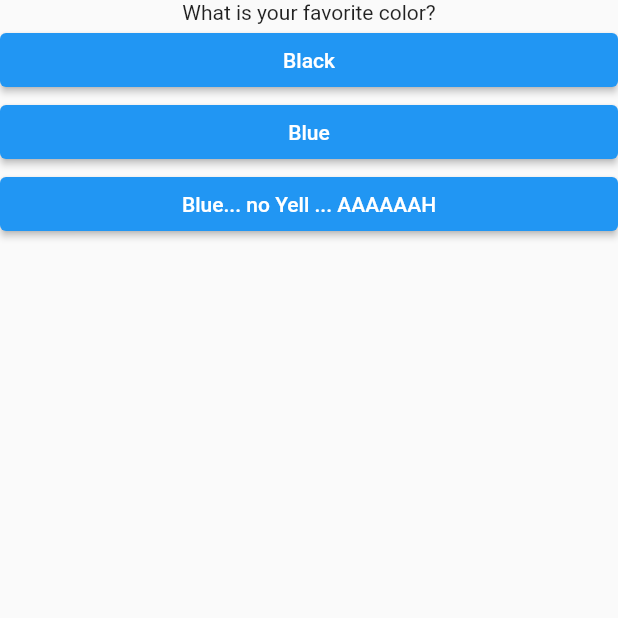
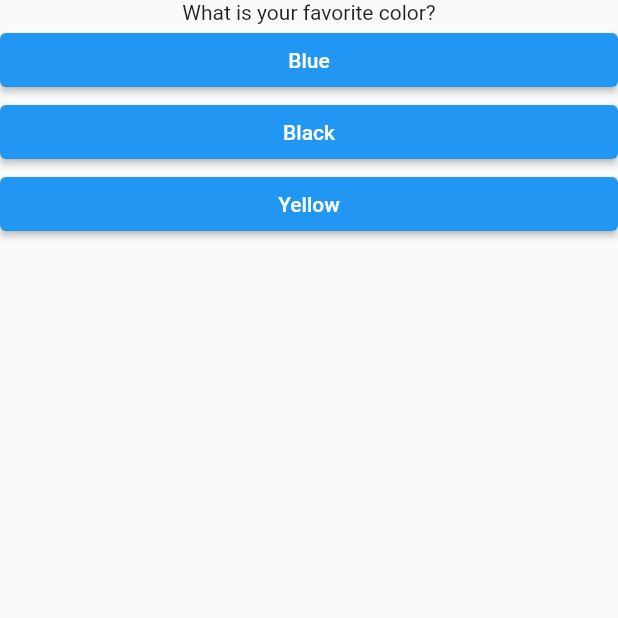
Before and after one commit to rmirabelli/flutter_class_qa2, a Flutter app: the screen it shows after launch, after a tap on "Arthur", after a tap on "To unite England", on a phone screen of 412 x 824 dp, the top half of it. Run offline on Flutter 3.47's test engine with Material 2 defaults, Android fonts, the phone set to English and light mode, and no system bars.

Commit message:
Fixed bug

```diff
--- a/lib/main.dart
+++ b/lib/main.dart
@@ -1,6 +1,8 @@
 import 'package:flutter/material.dart';
 import 'package:qa_session_2/answer.dart';
 import 'package:qa_session_2/question_data.dart';
+import 'package:qa_session_2/quiz.dart';
+import 'result.dart';
 
 void main() {
   runApp(const MainApp());
@@ -15,17 +17,12 @@ class MainApp extends StatefulWidget {
 
 class _MainAppState extends State<MainApp> {
   var _questionIndex = 0;
-  int get questionIndex => _questionIndex;
-  set questionIndex(int newValue) {
-    if (newValue >= questions.length) {
-      newValue = 0;
-    }
-    _questionIndex = newValue;
-  }
+  var _totalScore = 0;
 
-  incrementQuestion() {
+  void answerQuestion(int score) {
+    _totalScore += score;
     setState(() {
-      questionIndex++;
+      _questionIndex++;
     });
   }
 
@@ -33,18 +30,12 @@ class _MainAppState extends State<MainApp> {
   Widget build(BuildContext context) {
     return MaterialApp(
       home: Scaffold(
-        body: Center(
-          child: Column(
-            children: [
-              Text(
-                questions[questionIndex]['questionText'] as String,
+        body: _questionIndex >= questions.length
+            ? Result(_totalScore)
+            : Quiz(
+                onAnswer: answerQuestion,
+                questionIndex: _questionIndex,
               ),
-              ...(questions[_questionIndex]['answers'] as List<String>).map((answerText) {
-                return Answer(answerText, incrementQuestion);
-              }).toList(),
-            ],
-          ),
-        ),
       ),
     );
   }
--- a/lib/question_data.dart
+++ b/lib/question_data.dart
@@ -1,22 +1,27 @@
 var questions = [
   {
     'questionText': 'What is your name?',
-    'answers': ['Arthur', 'Lancelot', 'Galahad', 'Robin'],
+    'answers': [
+      {'text': 'Arthur', 'score': 5},
+      {'text': 'Lancelot', 'score': 4},
+      {'text': 'Galahad', 'score': 3},
+      {'text': 'Robin', 'score': 1},
+    ],
   },
   {
     'questionText': 'What is your quest?',
     'answers': [
-      'To seek the holy grail',
-      'To unite England',
-      'To hide in a bunny',
+      {'text': 'To seek the holy grail', 'score': 5},
+      {'text': 'To unite England', 'score': 4},
+      {'text': 'To hide in a bunny', 'score': 3},
     ],
   },
   {
     'questionText': 'What is your favorite color?',
     'answers': [
-      'Black',
-      'Blue',
-      'Blue... no Yell ... AAAAAAH',
+      {'text': 'Blue', 'score': 5},
+      {'text': 'Black', 'score': 4},
+      {'text': 'Yellow', 'score': 3},
     ],
   },
 ];
--- /dev/null
+++ b/lib/quiz.dart
@@ -0,0 +1,34 @@
+import 'package:flutter/material.dart';
+import 'question_data.dart';
+import 'answer.dart';
+
+class Quiz extends StatelessWidget {
+  const Quiz({
+    required this.onAnswer,
+    required this.questionIndex,
+  });
+
+  final int questionIndex;
+  final Function(int value) onAnswer;
+
+  @override
+  Widget build(BuildContext context) {
+    return Center(
+      child: Column(
+        children: [
+          Text(
+            questions[questionIndex]['questionText'] as String,
+          ),
+          ...(questions[questionIndex]['answers'] as List<Map<String, dynamic>>).map((answerMap) {
+            return Answer(
+              answerMap['text'] as String,
+              () {
+                onAnswer(answerMap['score'] as int);
+              },
+            );
+          }).toList(),
+        ],
+      ),
+    );
+  }
+}
--- /dev/null
+++ b/lib/result.dart
@@ -0,0 +1,15 @@
+import 'package:flutter/material.dart';
+
+class Result extends StatelessWidget {
+  const Result(
+    this.score, {
+    super.key,
+  });
+
+  final int score;
+
+  @override
+  Widget build(BuildContext context) {
+    return Center(child: Text('Your score is $score'));
+  }
+}
```
